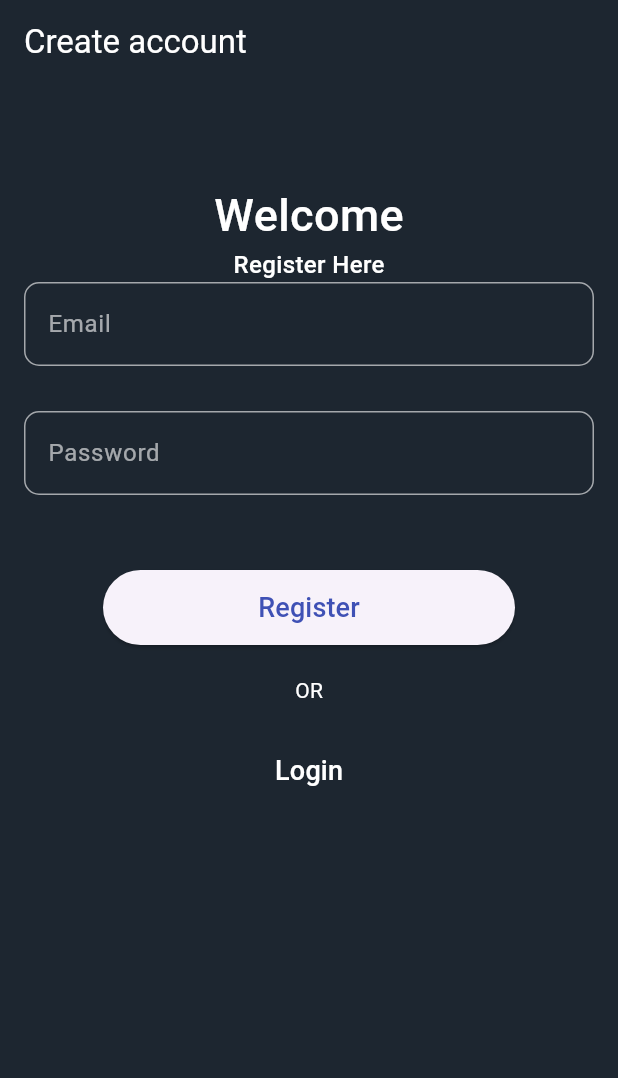
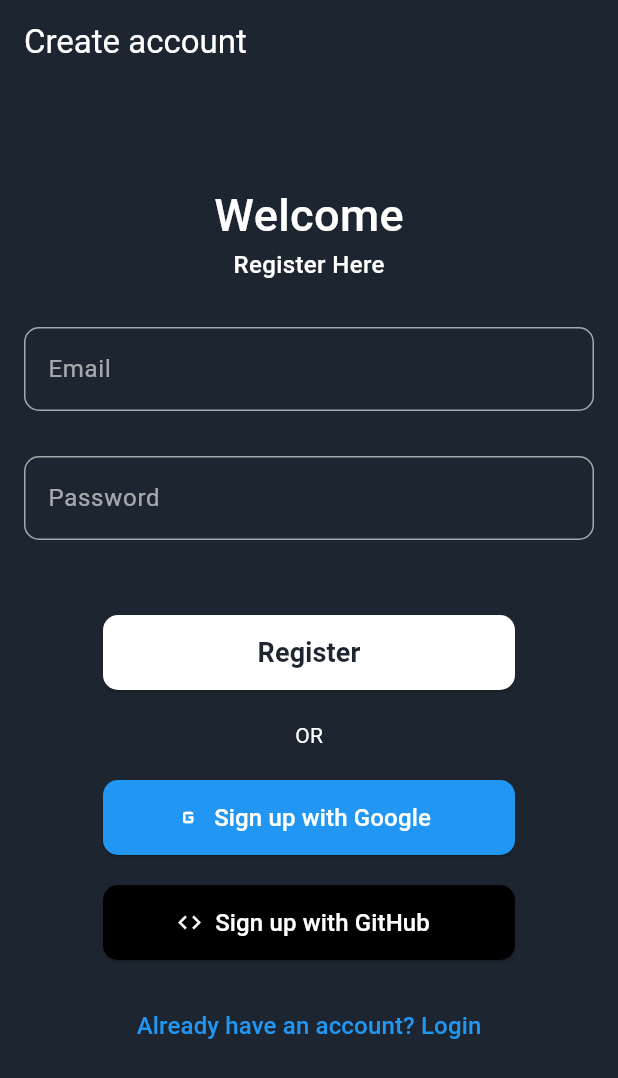
Before and after one commit to Uhiriwe/todo_app, a Flutter app: the screen it shows after launch, after a tap on "Get Started", on a phone screen of 412 x 824 dp. Shown: the top 1078 px of the screen. Run offline on Flutter 3.47's test engine with Material 3 defaults, Android fonts, the phone set to English and light mode, and no system bars; our stand-ins replace cloud_firestore, firebase_auth, firebase_core, flutter_slidable, shared_preferences; accounts and stored records are empty; network calls fail.

Commit message:
Google and github authentication

```diff
--- a/lib/main.dart
+++ b/lib/main.dart
@@ -67,7 +67,7 @@ class MyApp extends StatelessWidget {
                       print("Auth state changed. User: ${user?.uid}");
                     }
                     if (user != null) {
-                      return const HomeScreen();
+                      return const OnboardingScreen();
                     } else {
                       return const LoginScreen();
                     }
--- a/lib/onboarding_screen.dart
+++ b/lib/onboarding_screen.dart
@@ -10,36 +10,42 @@ class OnboardingScreen extends StatelessWidget {
       body: Container(
         decoration: BoxDecoration(
           image: DecorationImage(
-            image: AssetImage('assets/background.Webp'),
+            image: AssetImage('assets/background2.Webp'),
             fit: BoxFit.cover,
           ),
         ),
-        child: Center(
-          child: Column(
-            mainAxisAlignment: MainAxisAlignment.center,
+        child: Stack(
           children: [
-              Text(
-                'Welcome to Todo App!',
-                style: Theme.of(context).textTheme.headlineMedium?.copyWith(
-                  color: Colors.white,
+            Align(
+              alignment: Alignment.bottomCenter,
+              child: Padding(
+                padding: const EdgeInsets.all(20.0), // Optional: Add padding to the bottom
+                child: SizedBox(
+                  height: 50,
+                  width: double.infinity, // Make the button full-width
+                  child: ElevatedButton(
+                    child: Text(
+                      'Get Started',
+                      style: TextStyle(color: Colors.white),
                     ),
-              ),
-
-              SizedBox(height: 50),
-
-              ElevatedButton(
-                child: Text('Get Started'),
                     onPressed: () {
                       Navigator.of(context).pushReplacement(
                         MaterialPageRoute(builder: (_) => SignupScreen()),
                       );
                     },
+                    style: ElevatedButton.styleFrom(
+                      backgroundColor: Color(0xff1d2630), // Set the background color
+                      shape: RoundedRectangleBorder(
+                        borderRadius: BorderRadius.circular(10), // Set the border radius
+                      ),
+                    ),
+                  ),
+                ),
+              ),
             ),
           ],
         ),
       ),
-      ),
     );
-
   }
 }
--- a/lib/signup_screen.dart
+++ b/lib/signup_screen.dart
@@ -1,7 +1,7 @@
 import 'package:flutter/material.dart';
 import 'package:firebase_auth/firebase_auth.dart';
 import 'package:todo_app/home_screen.dart';
-import 'package:todo_app/login_screen.dart';  // Import the LoginScreen
+import 'package:todo_app/login_screen.dart';
 
 class SignupScreen extends StatefulWidget {
   const SignupScreen({Key? key}) : super(key: key);
@@ -53,6 +53,7 @@ class _SignupScreenState extends State<SignupScreen> {
                   color: Colors.white,
                 ),
               ),
+              SizedBox(height: 30),
               TextField(
                 controller: _emailController,
                 style: TextStyle(color: Colors.white),
@@ -93,11 +94,11 @@ class _SignupScreenState extends State<SignupScreen> {
                 width: MediaQuery.of(context).size.width / 1.5,
                 child: ElevatedButton(
                   onPressed: () async {
+                    try {
                       User? user = (await _auth.createUserWithEmailAndPassword(
                         email: _emailController.text,
                         password: _passController.text,
-                    ))
-                        .user;
+                      )).user;
                       if (user != null) {
                         Navigator.push(
                           context,
@@ -106,10 +107,21 @@ class _SignupScreenState extends State<SignupScreen> {
                           ),
                         );
                       }
+                    } catch (e) {
+                      print(e);
+                      // Handle error, show a message to the user
+                    }
                   },
+                  style: ElevatedButton.styleFrom(
+                    backgroundColor: Colors.white,
+                    foregroundColor: Color(0xff1d2630),
+                    shape: RoundedRectangleBorder(
+                      borderRadius: BorderRadius.circular(10),
+                    ),
+                  ),
                   child: Text(
                     "Register",
-                    style: TextStyle(color: Colors.indigo, fontSize: 18),
+                    style: TextStyle(fontSize: 18, fontWeight: FontWeight.bold),
                   ),
                 ),
               ),
@@ -121,20 +133,62 @@ class _SignupScreenState extends State<SignupScreen> {
                 ),
               ),
               SizedBox(height: 20),
+              SizedBox(
+                height: 50,
+                width: MediaQuery.of(context).size.width / 1.5,
+                child: ElevatedButton.icon(
+                  onPressed: () {
+                    // TODO: Implement Google sign-up
+                  },
+                  icon: Icon(Icons.g_mobiledata, color: Colors.white),
+                  label: Text(
+                    "Sign up with Google",
+                    style: TextStyle(color: Colors.white, fontSize: 16),
+                  ),
+                  style: ElevatedButton.styleFrom(
+                    backgroundColor: Colors.blue,
+                    shape: RoundedRectangleBorder(
+                      borderRadius: BorderRadius.circular(10),
+                    ),
+                  ),
+                ),
+              ),
+              SizedBox(height: 20),
+              SizedBox(
+                height: 50,
+                width: MediaQuery.of(context).size.width / 1.5,
+                child: ElevatedButton.icon(
+                  onPressed: () {
+                    // TODO: Implement GitHub sign-up
+                  },
+                  icon: Icon(Icons.code, color: Colors.white),
+                  label: Text(
+                    "Sign up with GitHub",
+                    style: TextStyle(color: Colors.white, fontSize: 16),
+                  ),
+                  style: ElevatedButton.styleFrom(
+                    backgroundColor: Colors.black,
+                    shape: RoundedRectangleBorder(
+                      borderRadius: BorderRadius.circular(10),
+                    ),
+                  ),
+                ),
+              ),
+              SizedBox(height: 20),
               TextButton(
                 onPressed: () {
                   Navigator.push(
                     context,
                     MaterialPageRoute(
-                      builder: (context) => LoginScreen(),  // Ensure LoginScreen is defined/imported
+                      builder: (context) => LoginScreen(),
                     ),
                   );
                 },
                 child: Text(
-                  "Login",
+                  "Already have an account? Login",
                   style: TextStyle(
-                    color: Colors.white,
-                    fontSize: 18,
+                    color: Colors.blue,
+                    fontSize: 16,
                   ),
                 ),
               ),
--- a/pubspec.yaml
+++ b/pubspec.yaml
@@ -67,6 +67,7 @@ flutter:
   # To add assets to your application, add an assets section, like this:
   assets:
     - assets/background.Webp
+    - assets/background2.Webp
 
 
   # An image asset can refer to one or more resolution-specific "variants", see
```
Also changed, not shown: lib/login_screen.dart (+88 -12 lines), assets/background2.webp (added), pubspec.lock. Lines whose indentation alone changed are shown as unchanged.
